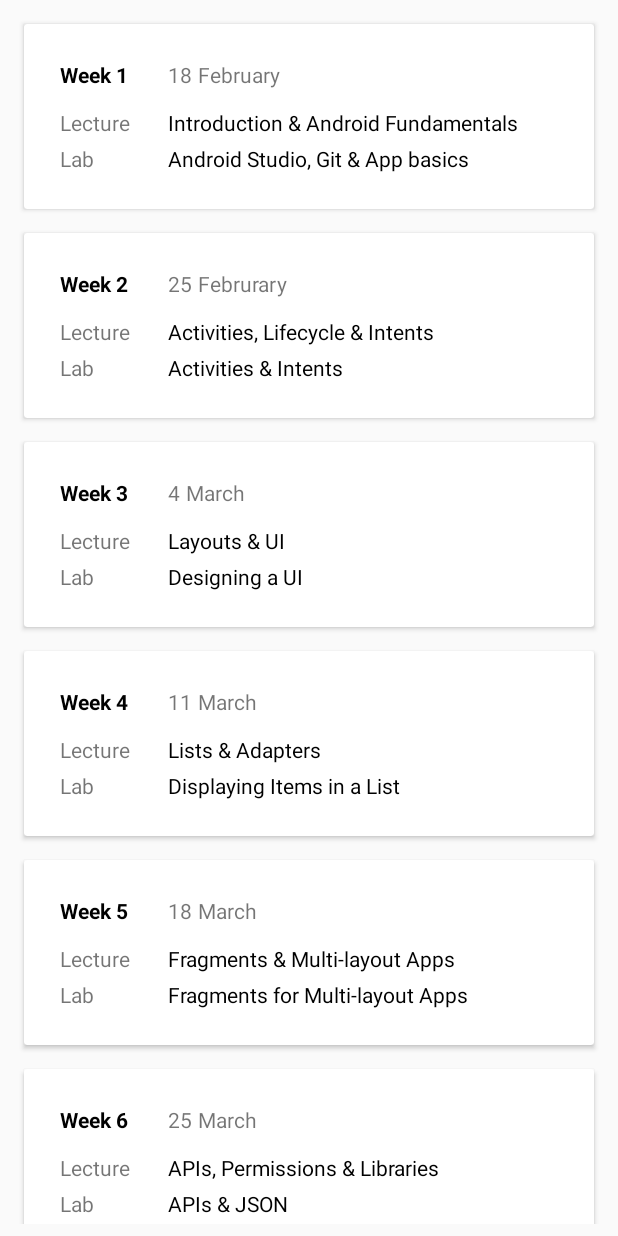
After one commit to cindyhn/UniverCityApp, an Android app: the ProgressionActivity screen opened directly, with no data from a screen before it, on a phone screen of 412 x 824 dp. The commit adds this screen. Run offline under Robolectric (Android 15) with nearby library versions, the phone set to English and light mode, and no system bars.

Commit message:
Progression page working but need to update contents.

```diff
--- a/app/src/main/AndroidManifest.xml
+++ b/app/src/main/AndroidManifest.xml
@@ -14,7 +14,8 @@
         android:roundIcon="@mipmap/ic_launcher_round"
         android:supportsRtl="true"
         android:theme="@style/AppTheme">
-        <activity android:name=".GoalWamActivity"></activity>
+        <activity android:name=".ProgressionActivity"></activity>
+        <activity android:name=".GoalWamActivity" />
         <activity android:name=".CreateNewCourseActivity" />
         <activity android:name=".HelpActivity" />
         <activity android:name=".MyWamActivity" />
--- a/app/src/main/java/com/example/univercityapp/HomeActivity.java
+++ b/app/src/main/java/com/example/univercityapp/HomeActivity.java
@@ -42,4 +42,10 @@ public class HomeActivity extends AppCompatActivity {
         startActivity(myIntent);
         overridePendingTransition(R.anim.slide_in_right, R.anim.slide_out_left);
     }
+
+    public void launchProgressionScreen(View v) {
+        Intent myIntent = new Intent(getBaseContext(), ProgressionActivity.class);
+        startActivity(myIntent);
+        overridePendingTransition(R.anim.slide_in_right, R.anim.slide_out_left);
+    }
 }
--- /dev/null
+++ b/app/src/main/java/com/example/univercityapp/Offerings.java
@@ -0,0 +1,77 @@
+package com.example.univercityapp;
+
+import java.util.ArrayList;
+
+public class Offerings {
+
+    private int week;
+    private int date;
+    private String month;
+    private String lecture;
+    private String lab;
+
+    public Offerings() {
+    }
+
+    public Offerings(int week, int date, String month, String lecture, String lab) {
+        this.week = week;
+        this.date = date;
+        this.month = month;
+        this.lecture = lecture;
+        this.lab = lab;
+    }
+
+    public int getWeek() {
+        return week;
+    }
+
+    public void setWeek(int week) {
+        this.week = week;
+    }
+
+    public int getDate() {
+        return date;
+    }
+
+    public void setDate(int date) {
+        this.date = date;
+    }
+
+    public String getMonth() { return month; }
+
+    public void setMonth(String month) { this.month = month;}
+
+    public String getLecture() {
+        return lecture;
+    }
+
+    public void setLecture(String lecture) {
+        this.lecture = lecture;
+    }
+
+    public String getLab() {
+        return lab;
+    }
+
+    public void setLab(String lab) {
+        this.lab = lab;
+    }
+
+    public static ArrayList<Offerings> getOfferings() {
+        ArrayList<Offerings> offerings = new ArrayList<>();
+        offerings.add(new Offerings(1, 18, "February", "Introduction & Android Fundamentals", "Android Studio, Git & App basics"));
+        offerings.add(new Offerings(2, 25, "Februrary", "Activities, Lifecycle & Intents", "Activities & Intents"));
+        offerings.add(new Offerings(3, 4, "March", "Layouts & UI", "Designing a UI"));
+        offerings.add(new Offerings(4, 11, "March", "Lists & Adapters", "Displaying Items in a List"));
+        offerings.add(new Offerings(5, 18, "March", "Fragments & Multi-layout Apps", "Fragments for Multi-layout Apps"));
+        offerings.add(new Offerings(6, 25, "March", "APIs, Permissions & Libraries", "APIs & JSON"));
+        offerings.add(new Offerings(7, 1, "April", "Networking", "Networking"));
+        offerings.add(new Offerings(8, 8, "April", "Threads & Async Tasks", "Async Tasks"));
+        offerings.add(new Offerings(9, 15, "April", "Data Saving", "Database"));
+        offerings.add(new Offerings(10, 22, "April", "Outlook & Course Summary", "Revision"));
+
+
+        return offerings;
+    }
+
+}
--- /dev/null
+++ b/app/src/main/java/com/example/univercityapp/ProgressionActivity.java
@@ -0,0 +1,53 @@
+package com.example.univercityapp;
+
+import android.support.annotation.Nullable;
+import android.support.v7.app.ActionBar;
+import android.support.v7.app.AppCompatActivity;
+import android.os.Bundle;
+import android.support.v7.widget.LinearLayoutManager;
+import android.support.v7.widget.RecyclerView;
+
+import java.util.ArrayList;
+
+public class ProgressionActivity extends AppCompatActivity {
+
+
+    private ArrayList<Integer> week = new ArrayList<>();
+    private ArrayList<Integer> date = new ArrayList<>();
+    private ArrayList<String> month = new ArrayList<>();
+    private ArrayList<String> lecture = new ArrayList<>();
+    private ArrayList<String> lab = new ArrayList<>();
+
+
+    @Override
+    protected void onCreate(Bundle savedInstanceState) {
+        super.onCreate(savedInstanceState);
+        setContentView(R.layout.activity_progression);
+
+        for (int i = 0; i < Offerings.getOfferings().size(); i++) {
+            Offerings offerings = Offerings.getOfferings().get(i);
+            week.add(offerings.getWeek());
+            date.add(offerings.getDate());
+            month.add(offerings.getMonth());
+            lecture.add(offerings.getLecture());
+            lab.add(offerings.getLab());
+
+            RecyclerView recyclerView = findViewById(R.id.recycler_view);
+            RecyclerViewAdapter adapter = new RecyclerViewAdapter(week, date, month, lecture, lab, this);
+            recyclerView.setAdapter(adapter);
+            recyclerView.setLayoutManager(new LinearLayoutManager(this));
+        }
+
+//        getSupportActionBar().setDisplayShowHomeEnabled(true);
+//        getSupportActionBar().setLogo(R.drawable.logo);
+//        getSupportActionBar().setDisplayUseLogoEnabled(true);
+//    }
+//
+//    @Nullable
+//    @Override
+//    public ActionBar getSupportActionBar() {
+//        return super.getSupportActionBar();
+//    }
+    }
+
+}
--- /dev/null
+++ b/app/src/main/java/com/example/univercityapp/RecyclerViewAdapter.java
@@ -0,0 +1,61 @@
+package com.example.univercityapp;
+
+import android.support.v7.widget.RecyclerView;
+import android.view.LayoutInflater;
+import android.view.View;
+import android.view.ViewGroup;
+import android.widget.LinearLayout;
+import android.widget.RelativeLayout;
+import android.widget.TextView;
+import java.util.ArrayList;
+
+public class RecyclerViewAdapter extends RecyclerView.Adapter<RecyclerViewAdapter.ViewHolder> {
+
+    private ArrayList<Integer> week, date;
+    private ArrayList<String> month, lecture, lab;
+
+    public RecyclerViewAdapter(ArrayList<Integer> week, ArrayList<Integer> date, ArrayList<String> month,
+                               ArrayList<String> lecture, ArrayList<String> lab, ProgressionActivity progressionActivity) {
+        this.week = week;
+        this.date = date;
+        this.month = month;
+        this.lecture = lecture;
+        this.lab = lab;
+    }
+
+    @Override
+    public ViewHolder onCreateViewHolder(ViewGroup parent, int i) {
+        View view = LayoutInflater.from(parent.getContext()).inflate(R.layout.layout_list, parent, false);
+        return new ViewHolder(view);
+    }
+
+    @Override
+    public void onBindViewHolder(ViewHolder viewHolder, int position) {
+
+        viewHolder.week.setText("Week " + String.valueOf(week.get(position)));
+        viewHolder.date.setText(String.valueOf(date.get(position)));
+        viewHolder.month.setText(month.get(position));
+        viewHolder.lecture.setText(lecture.get(position));
+        viewHolder.lab.setText(lab.get(position));
+    }
+
+    @Override
+    public int getItemCount() {
+        return week.size();
+    }
+
+    public static class ViewHolder extends RecyclerView.ViewHolder  {
+        TextView week, date, month, lecture, lab;
+        RelativeLayout parentLayout;
+
+        public ViewHolder(View view) {
+            super(view);
+            date = view.findViewById(R.id.date);
+            week = view.findViewById(R.id.week);
+            month = view.findViewById(R.id.month);
+            lecture = view.findViewById(R.id.lecture);
+            lab = view.findViewById(R.id.lab);
+            parentLayout = view.findViewById(R.id.parent_layout);
+        }
+    }
+}
--- a/app/src/main/res/layout/activity_home.xml
+++ b/app/src/main/res/layout/activity_home.xml
@@ -55,11 +55,26 @@
         android:layout_width="wrap_content"
         android:layout_height="wrap_content"
         android:layout_marginStart="40dp"
-        android:layout_marginTop="200dp"
+        android:layout_marginTop="284dp"
         android:layout_marginEnd="10dp"
         android:fontFamily="@font/rainyhearts"
         android:onClick="launchMyWamScreen"
         android:text="My Wam"
+        app:layout_constraintEnd_toEndOf="parent"
+        app:layout_constraintHorizontal_bias="0.0"
+        app:layout_constraintStart_toStartOf="parent"
+        app:layout_constraintTop_toTopOf="parent" />
+
+    <Button
+        android:id="@+id/btProgression"
+        android:layout_width="wrap_content"
+        android:layout_height="wrap_content"
+        android:layout_marginStart="40dp"
+        android:layout_marginTop="200dp"
+        android:layout_marginEnd="10dp"
+        android:fontFamily="@font/rainyhearts"
+        android:onClick="launchProgressionScreen"
+        android:text="Progression"
         app:layout_constraintEnd_toEndOf="parent"
         app:layout_constraintHorizontal_bias="0.0"
         app:layout_constraintStart_toStartOf="parent"
--- /dev/null
+++ b/app/src/main/res/layout/activity_progression.xml
@@ -0,0 +1,17 @@
+<?xml version="1.0" encoding="utf-8"?>
+<RelativeLayout xmlns:android="http://schemas.android.com/apk/res/android"
+    xmlns:app="http://schemas.android.com/apk/res-auto"
+    xmlns:tools="http://schemas.android.com/tools"
+    android:id="@+id/container"
+    android:layout_width="match_parent"
+    android:layout_height="match_parent"
+    android:layout_marginVertical="8sp"
+    tools:context=".MainActivity">
+
+    <android.support.v7.widget.RecyclerView
+        android:layout_width="match_parent"
+        android:layout_height="match_parent"
+        android:id="@+id/recycler_view">
+    </android.support.v7.widget.RecyclerView>
+
+</RelativeLayout>
--- /dev/null
+++ b/app/src/main/res/layout/layout_list.xml
@@ -0,0 +1,93 @@
+<?xml version="1.0" encoding="utf-8"?>
+<android.support.v7.widget.CardView
+    android:id="@+id/layout_parent"
+    android:layout_width="match_parent"
+    android:layout_height="wrap_content"
+    android:elevation="2dp"
+    android:layout_marginVertical="8sp"
+    android:layout_marginHorizontal="16sp"
+
+    xmlns:android="http://schemas.android.com/apk/res/android"
+    xmlns:app="http://schemas.android.com/apk/res-auto">
+
+    <RelativeLayout
+        android:id="@+id/parent_layout"
+        android:layout_width="match_parent"
+        android:layout_height="match_parent"
+        android:padding="24dp">
+
+        <TextView
+            android:id="@+id/week"
+            android:layout_width="wrap_content"
+            android:layout_height="wrap_content"
+            android:layout_alignParentStart="true"
+            android:layout_alignParentTop="true"
+            android:layout_marginStart="0dp"
+            android:layout_marginTop="0dp"
+            android:text="week"
+            android:textColor="#000"
+            android:textSize="14sp"
+            android:textStyle="bold" />
+
+        <TextView
+            android:id="@+id/date"
+            android:layout_width="wrap_content"
+            android:layout_height="wrap_content"
+            android:layout_alignParentStart="true"
+            android:layout_alignParentTop="true"
+            android:layout_marginStart="72dp"
+            android:layout_marginTop="0dp"
+            android:text="date" />
+
+        <TextView
+            android:id="@+id/lecture"
+            android:layout_width="wrap_content"
+            android:layout_height="wrap_content"
+            android:layout_alignParentStart="true"
+            android:layout_alignParentTop="true"
+            android:layout_marginStart="72dp"
+            android:layout_marginTop="32dp"
+            android:text="lecture"
+            android:textColor="#000" />
+
+        <TextView
+            android:id="@+id/lab"
+            android:layout_width="wrap_content"
+            android:layout_height="wrap_content"
+            android:layout_alignParentStart="true"
+            android:layout_alignParentTop="true"
+            android:layout_marginStart="72dp"
+            android:layout_marginTop="56dp"
+            android:text="lab"
+            android:textColor="#000" />
+
+        <TextView
+            android:id="@+id/month"
+            android:layout_width="wrap_content"
+            android:layout_height="wrap_content"
+            android:layout_alignParentTop="true"
+            android:layout_marginStart="4dp"
+            android:layout_toEndOf="@+id/date"
+            android:text="month" />
+
+        <TextView
+            android:id="@+id/textView"
+            android:layout_width="wrap_content"
+            android:layout_height="wrap_content"
+            android:layout_alignParentStart="true"
+            android:layout_alignParentTop="true"
+            android:layout_marginTop="32dp"
+            android:text="Lecture" />
+
+        <TextView
+            android:id="@+id/textView3"
+            android:layout_width="wrap_content"
+            android:layout_height="wrap_content"
+            android:layout_alignParentStart="true"
+            android:layout_alignParentTop="true"
+            android:layout_marginTop="56dp"
+            android:text="Lab" />
+
+    </RelativeLayout>
+
+</android.support.v7.widget.CardView>
```
Also changed, not shown: app/src/main/res/values/strings.xml (+6 -9 lines).
